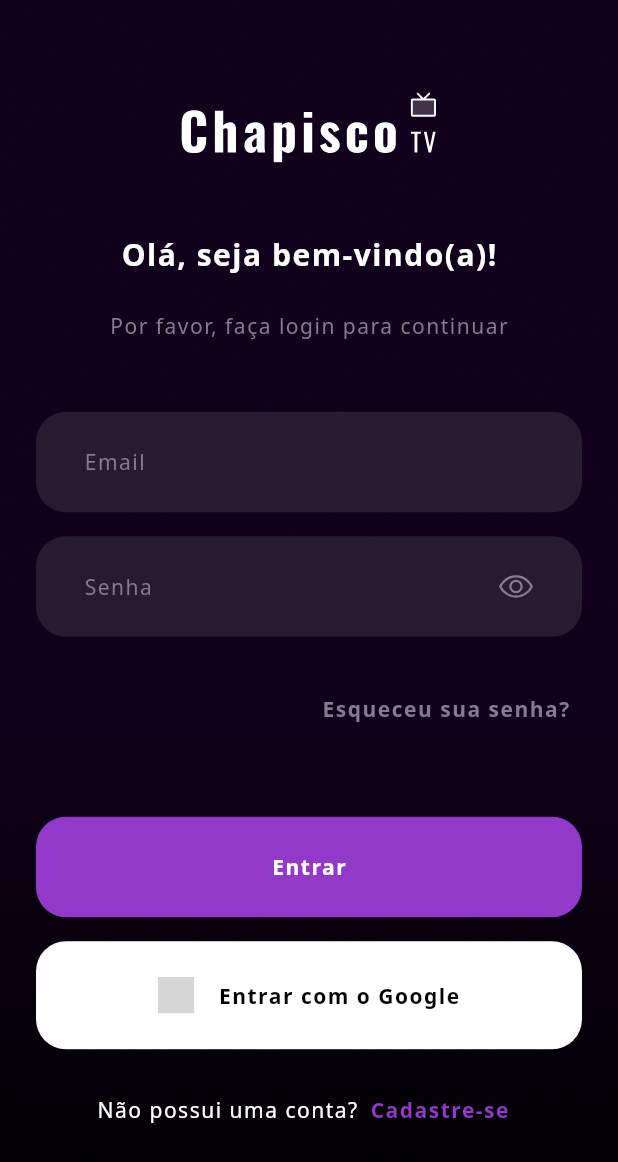
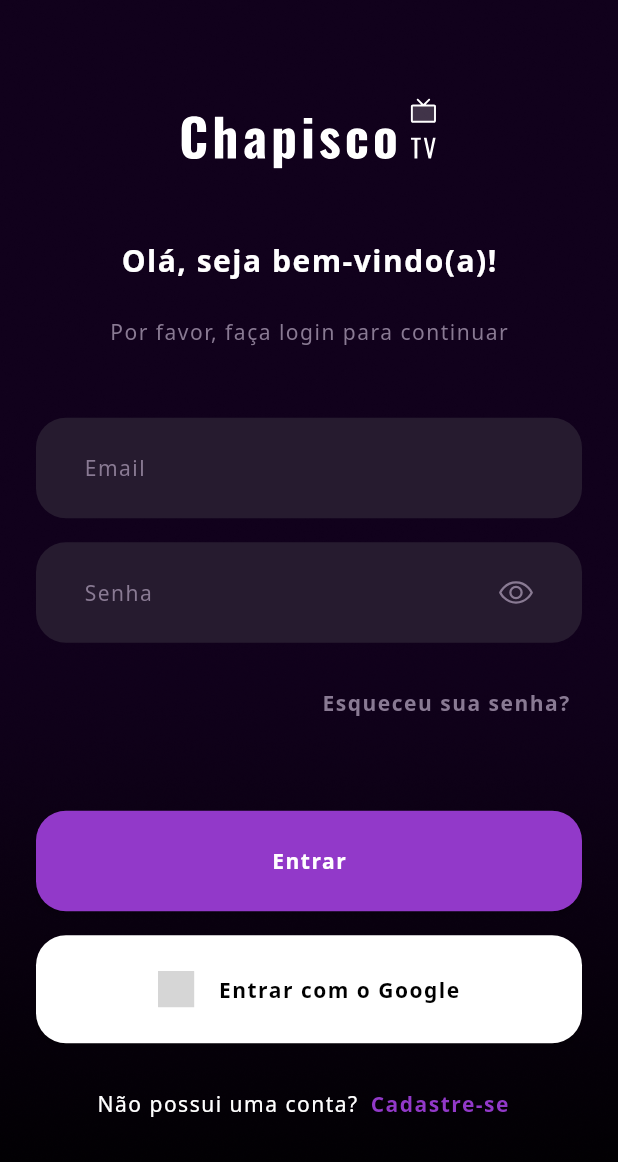
Before and after one commit to r0drigobenicio/chapisco-tv, a Flutter app: the screen it shows after launch, on a phone screen of 412 x 824 dp. Shown: the top 1162 px of the screen. Run offline on Flutter 3.47's test engine with Material 2 defaults, Android fonts, the light colour scheme and no system bars; our stand-ins replace flutter_phosphor_icons, flutter_svg; grey boxes are pictures that could not be loaded.

Commit message:
update login_page

```diff
--- a/lib/views/login/login_page.dart
+++ b/lib/views/login/login_page.dart
@@ -3,6 +3,7 @@
 import 'package:flutter_svg/flutter_svg.dart';
 
 import '../../core/theme/app_colors.dart';
+import 'package:chapisco_tv/views/home/home_page.dart';
 
 class LoginPage extends StatefulWidget {
   const LoginPage({Key? key}) : super(key: key);
@@ -67,9 +68,10 @@
                       )
                     ),
                     const SizedBox(height: 48),
-                    Form(child: Column(
+                    Form(
+                      child: Column(
                         children: [
-                        TextField(
+                          TextFormField(
                             style: const TextStyle(
                               color: AppColors.whiteColor,
                               fontSize: 14,
@@ -92,7 +94,7 @@
                             ),
                           ),
                           const SizedBox(height: 16,),
-                        TextField(
+                          TextFormField(
                             style: const TextStyle(
                               color: AppColors.whiteColor,
                               fontSize: 14,
@@ -122,7 +124,7 @@
                             ),
                             obscureText: true,
                           ),
-                        const SizedBox(height: 24),
+                          const SizedBox(height: 16),
                           Row(
                             mainAxisAlignment: MainAxisAlignment.end,
                             children: [
@@ -139,13 +141,17 @@
                               )
                             ],
                           ),
-                      ],
-                    )),
                           const SizedBox(height: 48),
                           Column(
                             children: [
                               ElevatedButton(
-                          onPressed: () {},
+                                onPressed: () {
+                                  Navigator.of(context).pushReplacement(
+                                    MaterialPageRoute(
+                                      builder: (BuildContext context) => const HomePage()
+                                    )
+                                  );
+                                },
                                 style: ButtonStyle(
                                   shape: MaterialStateProperty.all<RoundedRectangleBorder>(
                                     RoundedRectangleBorder(
@@ -231,6 +237,9 @@
                             ]
                           )
                         ],
+                      )
+                    ),
+                  ],
                 ),
               ),
             ),
```
Lines whose indentation alone changed are shown as unchanged.
